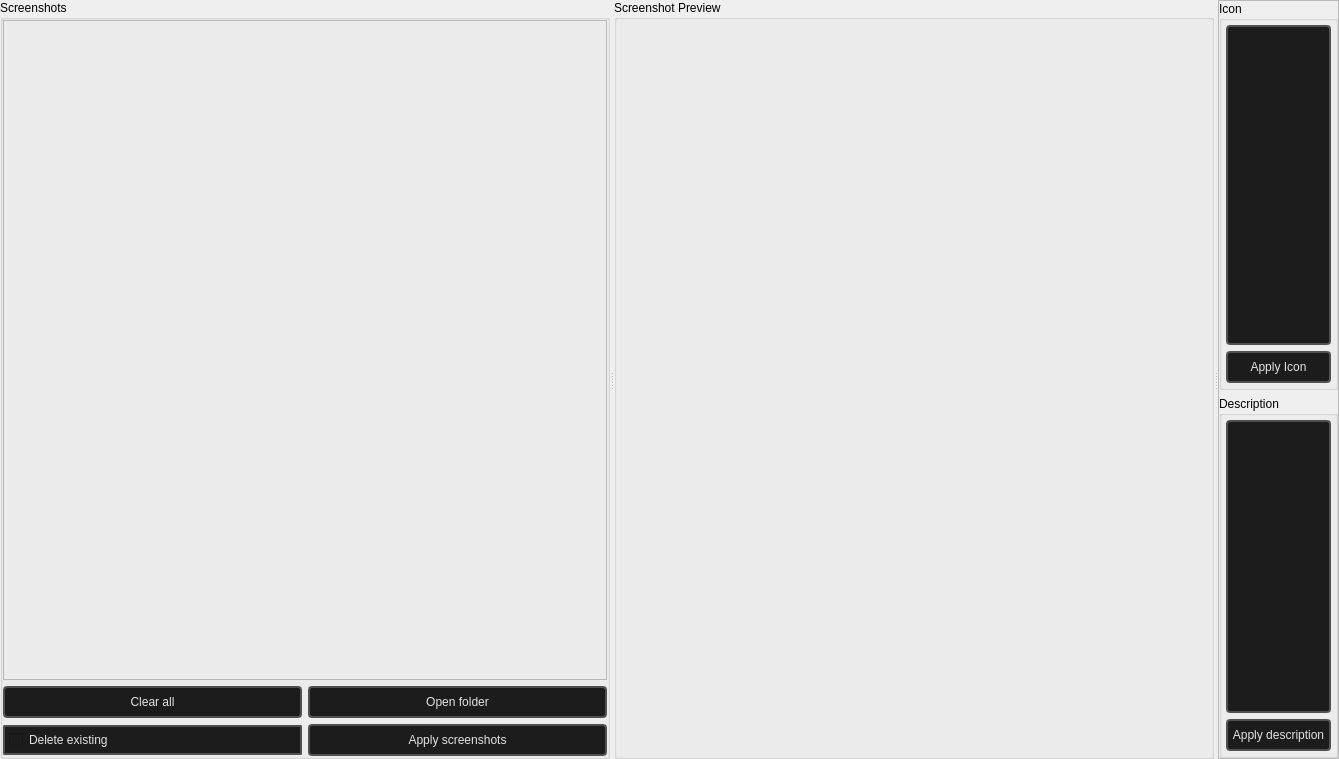
Old version of the form src/loading_editor/loading_editor_mainwindow.ui in the repository dertwist/Hammer5Tools.
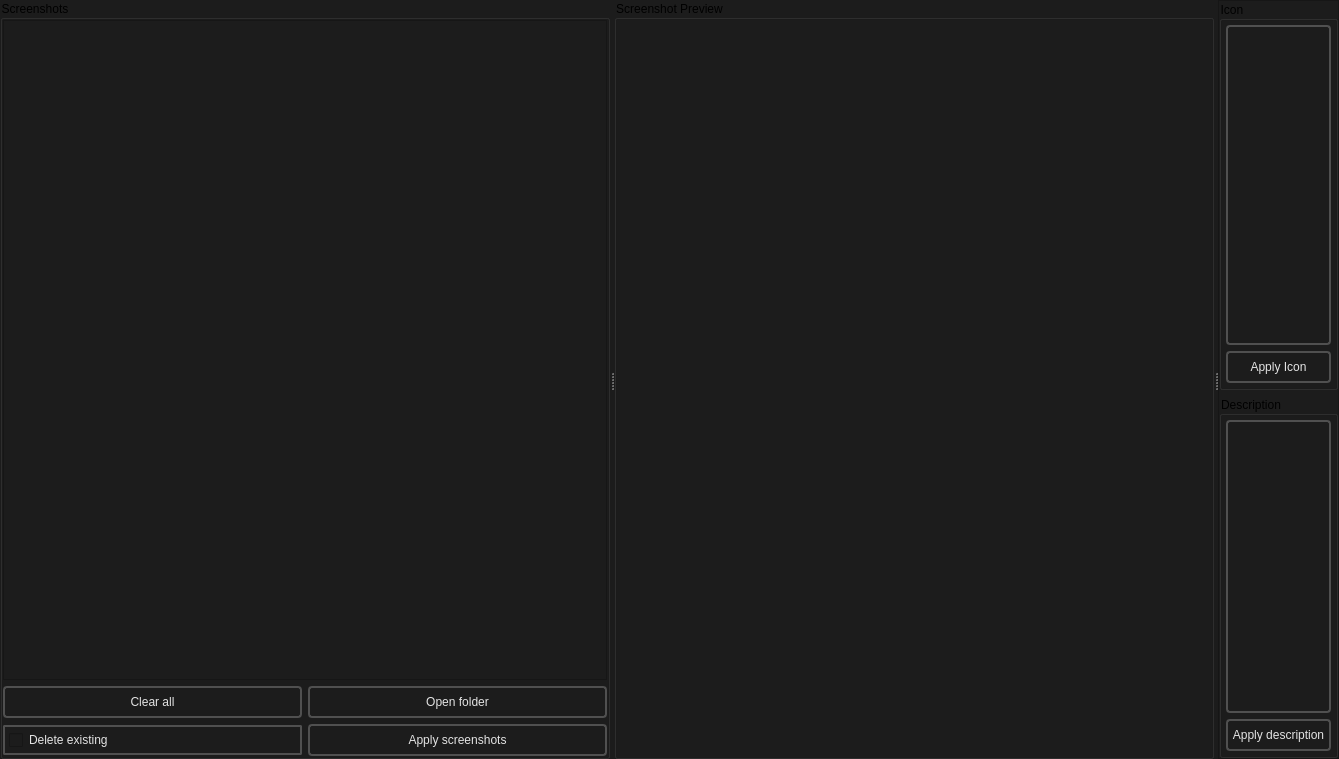
New version of the form.

Commit message: Loading editor and hotkey editor updated background color #1C1C1C

```diff
--- a/src/loading_editor/loading_editor_mainwindow.ui
+++ b/src/loading_editor/loading_editor_mainwindow.ui
@@ -13,6 +13,9 @@
   <property name="windowTitle">
    <string>MainWindow</string>
   </property>
+  <property name="styleSheet">
+   <string notr="true">background-color: rgb(28, 28, 28);</string>
+  </property>
   <widget class="QWidget" name="centralwidget">
    <layout class="QVBoxLayout" name="verticalLayout_7">
     <property name="spacing">
```
Left out of the diff: 16 changed lines with no effect on the pictures. The commit also changes 5 other files.
